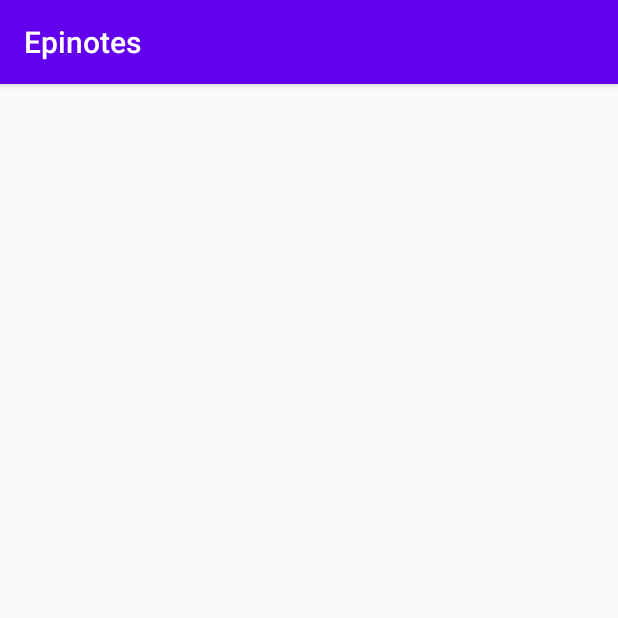
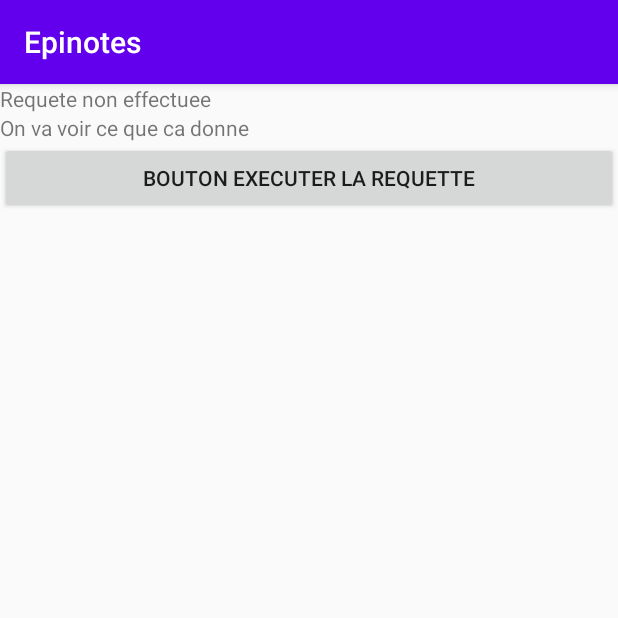
Before and after one commit to Hydrocarbure-H/Epinotes-Android-App, an Android app: the screen it shows after launch (EpinotesAccueilActivity), after a tap on "ACCÉDER À EPINOTES", on a phone screen of 412 x 824 dp, the top half of it. Run offline under Robolectric (Android 15) with nearby library versions, the phone set to English and light mode, and no system bars; our stand-ins replace Volley; libraries missing offline, so code that uses them is left out: com.microsoft.identity, com.nimbusds.jose; 1 statement that could not run was skipped.

Commit message:
Data_response commente, car probleme dans recuperation de l'index -> inexcistant ?
Autre probleme venant de call GraphAPI, data_response = reponse commente car appli ne demarre pas

```diff
--- a/app/src/main/java/com/core2duo/epinotes/EpinotesAccueilActivity.kt
+++ b/app/src/main/java/com/core2duo/epinotes/EpinotesAccueilActivity.kt
@@ -1,11 +1,64 @@
 package com.core2duo.epinotes
 
+import android.app.Activity
 import androidx.appcompat.app.AppCompatActivity
 import android.os.Bundle
+import android.widget.Button
+import android.widget.TextView
+import com.android.volley.Request
+import com.android.volley.Response
+import com.android.volley.toolbox.StringRequest
+import com.android.volley.toolbox.Volley
+import com.nimbusds.jose.Header.parse
+import org.json.JSONObject
+
 
 class EpinotesAccueilActivity : AppCompatActivity() {
+    lateinit var request_button : Button
+    lateinit var requete_retour_TextView : TextView
+    //var data_response : JSONObject = MainActivity().data_response
+
+
+
+
     override fun onCreate(savedInstanceState: Bundle?) {
         super.onCreate(savedInstanceState)
         setContentView(R.layout.activity_epinotes_accueil2)
+        request_button = findViewById(R.id.request_button)
+        requete_retour_TextView= findViewById(R.id.requete_text_view) as TextView
+
+
+        request_button.setOnClickListener {
+
+
+
+
+// Instantiate the RequestQueue.
+            val queue = Volley.newRequestQueue(this)
+//            var mail = data_response.getString("displayName")
+//            println("FFFFFFFFFFFFFFFFFFFFFFFFFFFFFFFFFFFFFFFFFFFFFFFFFFFFFFFFFFFFFFFF")
+//            println(mail)
+            var url = "https://epinotes.core2duo.fr/connect_android.php?var="
+
+// Request a string response from the provided URL.
+            val stringRequest = StringRequest(Request.Method.GET, url,
+                    { response ->
+                        // Display the first 500 characters of the response string.
+                        requete_retour_TextView.text = response
+                    },
+                    { requete_retour_TextView.text = "That didn't work!" })
+
+// Add the request to the RequestQueue.
+            queue.add(stringRequest)
+
+
+
+
+
+
+        }
+
+
+
     }
 }
--- a/app/src/main/java/com/core2duo/epinotes/MainActivity.kt
+++ b/app/src/main/java/com/core2duo/epinotes/MainActivity.kt
@@ -18,9 +18,10 @@ import com.microsoft.identity.client.exception.MsalUiRequiredException
 import kotlinx.serialization.json.JSON*/
 import org.json.JSONObject
 
-class MainActivity : AppCompatActivity() {
+public class MainActivity : AppCompatActivity() {
     lateinit var connexion_button : Button
     lateinit var epinotes_access_button : Button
+    //lateinit var data_response : JSONObject
 
     var mSingleAccountApp: ISingleAccountPublicClientApplication? = null
 
@@ -52,7 +53,6 @@ class MainActivity : AppCompatActivity() {
                     }
                 })
 
-        println("avant click########################")
         connexion_button = findViewById(R.id.connexion_button)
         connexion_button.setOnClickListener {
 
@@ -62,6 +62,7 @@ class MainActivity : AppCompatActivity() {
         epinotes_access_button = findViewById(R.id.epinotes_access_button)
         val intent_epinotes_access : Intent =  Intent(this,EpinotesAccueilActivity::class.java)
         epinotes_access_button.setOnClickListener {
+
 
            startActivity(intent_epinotes_access)
 
@@ -105,7 +106,7 @@ class MainActivity : AppCompatActivity() {
         }
     }
 
-    private fun callGraphAPI(authenticationResult: IAuthenticationResult) {
+     fun callGraphAPI(authenticationResult: IAuthenticationResult) {
         MSGraphRequestWrapper.callGraphAPIWithVolley(
                 this as Context,
                 "https://graph.microsoft.com/v1.0/me",
@@ -114,12 +115,14 @@ class MainActivity : AppCompatActivity() {
                 Response.Listener<JSONObject> { response ->
                     /* Successfully called graph, process data and send to UI */
 //                Log.d(TAG, "Response: $response")
+                    //data_response = response
                     displayGraphResult(response)
                 },
                 Response.ErrorListener { error ->
-//                Log.d(TAG, "Error: $error")
+//                Log.d(TAG, "Error: $error")"J'ai appuye sur le bouton."
 //                displayError(error)
                 })
+
     }
     private fun loadAccount() {
         if (mSingleAccountApp == null) {
--- a/app/src/main/res/layout/activity_epinotes_accueil2.xml
+++ b/app/src/main/res/layout/activity_epinotes_accueil2.xml
@@ -1,9 +1,21 @@
 <?xml version="1.0" encoding="utf-8"?>
-<androidx.constraintlayout.widget.ConstraintLayout xmlns:android="http://schemas.android.com/apk/res/android"
-    xmlns:app="http://schemas.android.com/apk/res-auto"
-    xmlns:tools="http://schemas.android.com/tools"
-    android:layout_width="match_parent"
-    android:layout_height="match_parent"
-    tools:context=".EpinotesAccueilActivity">
-
-</androidx.constraintlayout.widget.ConstraintLayout>
+<LinearLayout xmlns:android="http://schemas.android.com/apk/res/android"
+    android:orientation="vertical"
+    android:layout_width="fill_parent"
+    android:layout_height="fill_parent" >
+    <TextView
+        android:id="@+id/requete_text_view"
+        android:layout_height="wrap_content"
+        android:layout_width="wrap_content"
+        android:text="Requete non effectuee" />
+    <TextView
+        android:id="@+id/text"
+        android:layout_height="wrap_content"
+        android:layout_width="wrap_content"
+        android:text="On va voir ce que ca donne" />
+    <Button
+        android:id="@+id/request_button"
+        android:layout_width="fill_parent"
+        android:layout_height="wrap_content"
+        android:text="Bouton executer la requette" />
+</LinearLayout>
--- a/build.gradle
+++ b/build.gradle
@@ -2,6 +2,7 @@
 buildscript {
     ext.kotlin_version = "1.4.10"
     repositories {
+
         google()
         jcenter()
     }
```
Also changed, not shown: app/src/main/res/layout/activity_epinotes_accueil.xml (deleted, +0 -9 lines).
